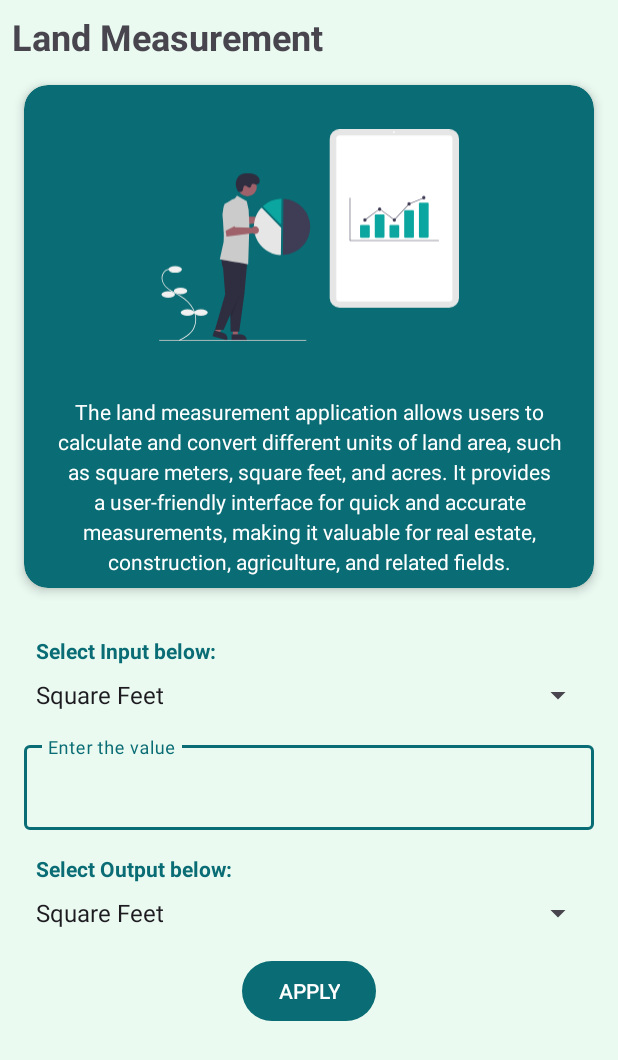
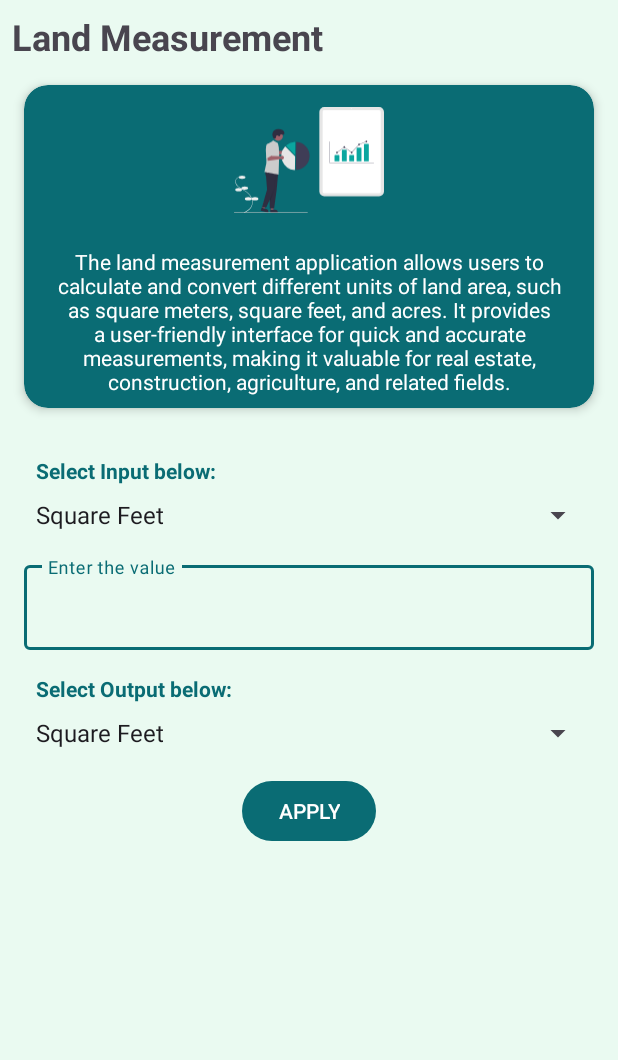
Before and after one commit to aravindhan182/Land-Measurement, an Android app: the screen it shows after launch (MainActivity), on a phone screen of 412 x 824 dp. Shown: the top 1060 px of the screen. Run offline under Robolectric (Android 15) with nearby library versions, the light colour scheme and no system bars; our stand-ins replace data binding; 2 statements that could not run were skipped.

Commit message:
code optimized

```diff
--- a/app/src/main/java/com/example/landmeasurement/MainActivity.kt
+++ b/app/src/main/java/com/example/landmeasurement/MainActivity.kt
@@ -1,11 +1,7 @@
 package com.example.landmeasurement
 
+import android.os.Bundle
 import androidx.appcompat.app.AppCompatActivity
-import android.os.Bundle
-import androidx.navigation.findNavController
-import androidx.navigation.fragment.NavHostFragment
-import androidx.navigation.fragment.findNavController
-import androidx.navigation.ui.setupActionBarWithNavController
 import com.example.landmeasurement.databinding.ActivityMainBinding
 
 class MainActivity : AppCompatActivity() {
@@ -13,18 +9,5 @@ class MainActivity : AppCompatActivity() {
         super.onCreate(savedInstanceState)
         val binding = ActivityMainBinding.inflate(layoutInflater)
         setContentView(binding.root)
-        navSetup()
-    }
-
-    private fun navSetup() {
-        val navHostFragment =
-            supportFragmentManager.findFragmentById(R.id.nav_host_fragment_content_main) as NavHostFragment
-        val navController = navHostFragment.findNavController()
-
-    }
-
-    override fun onSupportNavigateUp(): Boolean {
-        val navController = findNavController(R.id.nav_host_fragment_content_main)
-        return navController.navigateUp() || super.onSupportNavigateUp()
     }
 }
--- a/app/src/main/java/com/example/landmeasurement/ui/measurement/MeasurementFragment.kt
+++ b/app/src/main/java/com/example/landmeasurement/ui/measurement/MeasurementFragment.kt
@@ -30,6 +30,9 @@ class MeasurementFragment : Fragment() {
         binding.getMeasurementButton.setOnClickListener {
             viewModel.getValue()
         }
+        viewModel.result.observe(viewLifecycleOwner,{
+            binding.result.text = it.result
+        })
         viewModel.spinnerError.observe(viewLifecycleOwner, Observer {
             it.contentIfNotHandled()?.let { errorMessage ->
                 Snackbar.make(requireView(), errorMessage, Snackbar.LENGTH_SHORT).show()
--- a/app/src/main/java/com/example/landmeasurement/ui/measurement/calculation/AllMeasurements.kt
+++ b/app/src/main/java/com/example/landmeasurement/ui/measurement/calculation/AllMeasurements.kt
@@ -1,9 +1,11 @@
 package com.example.landmeasurement.ui.measurement.calculation
 
+import android.content.Context
+import com.example.landmeasurement.R
 import com.example.landmeasurement.ui.measurement.model.Units
 import com.example.landmeasurement.utils.scientificNotationToDecimal
 
-fun allMeasurement(enterUnits: String, input: Units, output: Units): CalculationView {
+fun allMeasurement(context: Context, enterUnits: String, input: Units, output: Units): CalculationView {
 
     return when {
         input == Units.SQUARE_FEET && output == Units.SQUARE_METER -> {
@@ -172,7 +174,7 @@ fun allMeasurement(enterUnits: String, input: Units, output: Units): Calculation
         }
 
         else -> {
-            CalculationView(null, "Something went wrong in calculation")
+            CalculationView(null,context.getString(R.string.something_went_wrong_in_calculation))
         }
     }
 }
--- a/app/src/main/java/com/example/landmeasurement/utils/Bindings.kt
+++ b/app/src/main/java/com/example/landmeasurement/utils/Bindings.kt
@@ -26,7 +26,7 @@ fun setSpinnerSelectedUnit(spinner: Spinner, selectedUnit: MutableLiveData<Units
         }
 
         override fun onNothingSelected(parentView: AdapterView<*>?) {
-            // Do nothing here
+
         }
     }
 }
--- a/app/src/main/java/com/example/landmeasurement/utils/Extensions.kt
+++ b/app/src/main/java/com/example/landmeasurement/utils/Extensions.kt
@@ -14,14 +14,14 @@ fun BigDecimal.roundOf(scale: Int): BigDecimal {
 }
 
 fun countConsecutiveZeros(value: String): Int {
-    val decimalPart = value.substringAfter(".") // Get the decimal part
+    val decimalPart = value.substringAfter(".")
     var zeroCount = 0
 
     for (char in decimalPart) {
         if (char == '0') {
             zeroCount++
         } else {
-            break // Stop counting when a non-zero digit is encountered
+            break
         }
     }
 
--- a/app/src/main/res/layout/fragment_measurement.xml
+++ b/app/src/main/res/layout/fragment_measurement.xml
@@ -33,8 +33,9 @@
 
                 <ImageView
                     android:id="@+id/imageView"
-                    android:layout_width="200dp"
-                    android:layout_height="200dp"
+                    android:layout_width="100dp"
+                    android:layout_height="100dp"
+                    android:contentDescription="@string/content_description_of_land_measurement_icon"
                     android:src="@drawable/undraw_metrics_re_6g90"
                     app:layout_constraintEnd_toEndOf="parent"
                     app:layout_constraintStart_toStartOf="parent"
@@ -44,7 +45,7 @@
                     android:id="@+id/instructionTextView"
                     android:layout_width="wrap_content"
                     android:layout_height="wrap_content"
-                    android:lineSpacingExtra="4sp"
+
                     android:padding="8dp"
                     android:text="@string/instruction"
                     android:textAlignment="center"
@@ -62,7 +63,7 @@
             android:layout_height="wrap_content"
             android:layout_marginStart="8dp"
             android:layout_marginTop="8dp"
-            android:text="Land Measurement"
+            android:text="@string/app_name"
             android:textSize="24sp"
             android:textStyle="bold"
             app:layout_constraintStart_toStartOf="parent"
@@ -75,9 +76,10 @@
             android:layout_marginStart="16dp"
             android:layout_marginTop="32dp"
             android:paddingStart="8dp"
+            android:paddingEnd="8dp"
+            android:text="@string/select_input_below"
+            android:textColor="@color/color_primary"
             android:textStyle="bold"
-            android:text="Select Input below:"
-            android:textColor="@color/color_primary"
             app:layout_constraintStart_toStartOf="parent"
             app:layout_constraintTop_toBottomOf="@id/cardView" />
 
@@ -109,7 +111,7 @@
             <com.google.android.material.textfield.TextInputEditText
                 android:layout_width="match_parent"
                 android:layout_height="wrap_content"
-                android:hint="Enter the value"
+                android:hint="@string/enter_the_value"
                 android:inputType="numberDecimal"
                 android:text="@={viewModel.enterUnitValue.enterUnit}" />
         </com.google.android.material.textfield.TextInputLayout>
@@ -121,9 +123,10 @@
             android:layout_marginStart="16dp"
             android:layout_marginTop="16dp"
             android:paddingStart="8dp"
+            android:paddingEnd="8dp"
+            android:text="@string/select_output_below"
+            android:textColor="@color/color_primary"
             android:textStyle="bold"
-            android:text="Select Output below:"
-            android:textColor="@color/color_primary"
             app:layout_constraintStart_toStartOf="parent"
             app:layout_constraintTop_toBottomOf="@id/inputLayout" />
 
@@ -145,7 +148,7 @@
             android:layout_width="wrap_content"
             android:layout_height="wrap_content"
             android:layout_marginTop="16dp"
-            android:text="APPLY"
+            android:text="@string/apply"
             app:layout_constraintEnd_toEndOf="parent"
             app:layout_constraintStart_toStartOf="parent"
             app:layout_constraintTop_toBottomOf="@id/outputFormatDropDown" />
--- a/app/src/main/res/values/strings.xml
+++ b/app/src/main/res/values/strings.xml
@@ -11,4 +11,12 @@
         <item>Cent</item>
     </array>
     <string name="instruction">The land measurement application allows users to calculate and convert different units of land area, such as square meters, square feet, and acres. It provides a user-friendly interface for quick and accurate measurements, making it valuable for real estate, construction, agriculture, and related fields.</string>
+    <string name="content_description_of_land_measurement_icon">landMeasurementIcon</string>
+    <string name="select_input_below">Select Input below:</string>
+    <string name="select_output_below">Select Output below:</string>
+    <string name="enter_the_value">Enter the value</string>
+    <string name="apply">APPLY</string>
+    <string name="something_went_wrong_in_calculation">Something went wrong in calculation</string>
+    <string name="select_different_unit">"Select different unit for output"</string>
+    <string name="enter_the_unit">"Enter the unit"</string>
 </resources>
```
Also changed, not shown: app/src/main/java/com/example/landmeasurement/ui/measurement/MeasurementViewModel.kt (+13 -10 lines), app/src/main/java/com/example/landmeasurement/ui/measurement/adapters/UnitAdapter.kt (deleted, +0 -27 lines).
